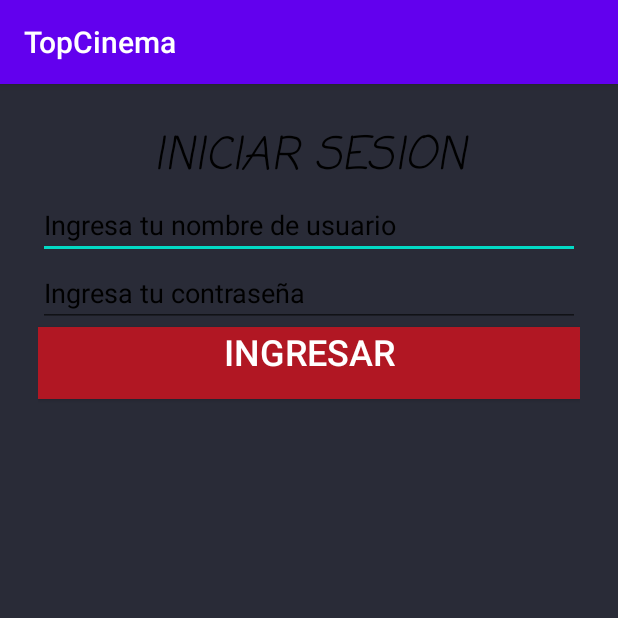
After one commit to Joaco95000/NorthCenter, an Android app: the LoginActivity screen opened directly, with no data from a screen before it, on a phone screen of 412 x 824 dp, the top half of it. The commit adds this screen. Run offline under Robolectric (Android 15) with nearby library versions, the phone set to English and light mode, and no system bars; Roboto replaces fonts that are not available here.

Commit message:
adding login window

```diff
--- a/TopCinema/app/src/main/AndroidManifest.xml
+++ b/TopCinema/app/src/main/AndroidManifest.xml
@@ -11,6 +11,7 @@
         android:theme="@style/AppTheme">
         <activity android:name=".InicioActividad" />
         <activity android:name=".RegisterActivity" />
+        <activity android:name=".LoginActivity" />
         <activity android:name=".MainActivity">
             <intent-filter>
                 <action android:name="android.intent.action.MAIN" />
--- a/TopCinema/app/src/main/java/com/example/topcinema/InicioActividad.java
+++ b/TopCinema/app/src/main/java/com/example/topcinema/InicioActividad.java
@@ -40,4 +40,17 @@ public class InicioActividad extends AppCompatActivity {
         }
 
     }
+
+    public void cargarLogin(View w)
+    {
+        try {
+            Intent intent = new Intent(this, LoginActivity.class);
+            startActivity(intent);
+        }
+        catch (Exception ex)
+        {
+            Toast.makeText(this,ex.getMessage(), Toast.LENGTH_SHORT).show();
+        }
+
+    }
 }
--- /dev/null
+++ b/TopCinema/app/src/main/java/com/example/topcinema/LoginActivity.java
@@ -0,0 +1,65 @@
+package com.example.topcinema;
+
+import android.database.Cursor;
+import android.database.sqlite.SQLiteDatabase;
+import android.os.Bundle;
+import android.view.View;
+import android.widget.Button;
+import android.widget.EditText;
+import android.widget.TextView;
+import android.widget.Toast;
+
+import androidx.appcompat.app.AppCompatActivity;
+
+public class LoginActivity extends AppCompatActivity {
+
+    EditText etIS, etCon;
+    Button btnIS;
+    TextView tvIS;
+
+    @Override
+
+    protected void onCreate(Bundle savedInstanceState) {
+        super.onCreate(savedInstanceState);
+        setContentView(R.layout.activity_login);
+        etIS = findViewById(R.id.etIngresarUsuario);
+        etCon = findViewById(R.id.etIngresarContrasenia);
+        btnIS = findViewById(R.id.btnIngresarIngresar);
+        tvIS = findViewById(R.id.tvIngresarMensaje);
+
+        btnIS.setOnClickListener(new View.OnClickListener() {
+            @Override
+            public void onClick(View v) {
+
+                try{
+                    tvIS.setText("");
+                    String usuarioString = etIS.getText().toString();
+                    String contraseniaString = etCon.getText().toString();
+                    AyudanteBaseDeDatos ayudanteBaseDeDatos = new AyudanteBaseDeDatos(LoginActivity.this);
+                    SQLiteDatabase bd = ayudanteBaseDeDatos.getReadableDatabase();
+                    Cursor c = bd.rawQuery("SELECT usuario, contrasenia FROM estudiante", null);
+                    if(c.moveToFirst()){
+
+                        do{
+                            String usuarioEncontrado = c.getString(0);
+                            String contraseñaEncontrada = c.getString(1);
+
+                            if(usuarioString.equals(usuarioEncontrado)&&contraseniaString.equals(contraseñaEncontrada))
+                            {
+                                tvIS.setText("Bienvenido");
+                            }
+                        }while (c.moveToNext());
+                        if(tvIS.getText().toString().equals("")){
+                            tvIS.setText("Error!");
+                        }
+                    }
+
+                }
+                catch (Exception ex){
+                    Toast.makeText(LoginActivity.this, "Error: "+ex.getMessage(), Toast.LENGTH_LONG).show();
+                }
+
+            }
+        });
+    }
+}
--- a/TopCinema/app/src/main/res/layout/activity_inicio_actividad.xml
+++ b/TopCinema/app/src/main/res/layout/activity_inicio_actividad.xml
@@ -28,6 +28,7 @@
         android:background="#B11623"
         android:fontFamily="@font/chango"
         android:text="@string/txtBtnInicioSistema"
+        android:onClick="cargarLogin"
         android:textColor="#CCCCCC" />
 
     <Button
--- /dev/null
+++ b/TopCinema/app/src/main/res/layout/activity_login.xml
@@ -0,0 +1,63 @@
+<?xml version="1.0" encoding="utf-8"?>
+<LinearLayout xmlns:android="http://schemas.android.com/apk/res/android"
+    xmlns:app="http://schemas.android.com/apk/res-auto"
+    xmlns:tools="http://schemas.android.com/tools"
+    android:layout_width="match_parent"
+    android:layout_height="match_parent"
+    android:padding="25dp"
+    android:background="#292B37"
+    android:orientation="vertical"
+    tools:context=".LoginActivity">
+
+    <TextView
+        android:id="@+id/textView3"
+        android:layout_width="match_parent"
+        android:layout_height="wrap_content"
+        android:fontFamily="casual"
+        android:text="@string/ingresarTitulo"
+        android:textAlignment="center"
+        android:textColor="@android:color/black"
+        android:textSize="30sp"
+        android:textStyle="italic"
+        android:gravity="center_horizontal" />
+
+    <EditText
+        android:id="@+id/etIngresarUsuario"
+        android:layout_width="match_parent"
+        android:layout_height="wrap_content"
+        android:ems="10"
+        android:hint="@string/ingresarUsuario"
+        android:inputType="textPersonName"
+        android:textColor="@android:color/black"
+        android:textColorHint="#000000" />
+
+    <EditText
+        android:id="@+id/etIngresarContrasenia"
+        android:layout_width="match_parent"
+        android:layout_height="wrap_content"
+        android:ems="10"
+        android:hint="@string/ingresarContrasenia"
+        android:inputType="textPassword"
+        android:textColor="@android:color/black"
+        android:textColorHint="#000000" />
+
+    <Button
+        android:id="@+id/btnIngresarIngresar"
+        style="@style/Widget.AppCompat.Button.Colored"
+        android:layout_width="match_parent"
+        android:layout_height="wrap_content"
+        android:text="@string/ingresarIngresar"
+        android:textAlignment="center"
+        android:textSize="24sp"
+        android:background="#B11723"
+        android:gravity="center_horizontal" />
+
+    <TextView
+        android:id="@+id/tvIngresarMensaje"
+        android:layout_width="match_parent"
+        android:layout_height="wrap_content"
+        android:textAlignment="center"
+        android:textColor="@android:color/black"
+        android:textSize="24sp"
+        android:gravity="center_horizontal" />
+</LinearLayout>
--- a/TopCinema/app/src/main/res/values/strings.xml
+++ b/TopCinema/app/src/main/res/values/strings.xml
@@ -31,4 +31,9 @@
     <string name="string1">Ingrese su Nombre de Usuario</string>
     <string name="string2">Ingrese su Contraseña</string>
     <string name="correo">Correo</string>
+    <!-- Login -->
+    <string name="ingresarTitulo">INICIAR SESION</string>
+    <string name="ingresarIngresar">Ingresar</string>
+    <string name="ingresarUsuario">Ingresa tu nombre de usuario</string>
+    <string name="ingresarContrasenia">Ingresa tu contraseña</string>
 </resources>
```
